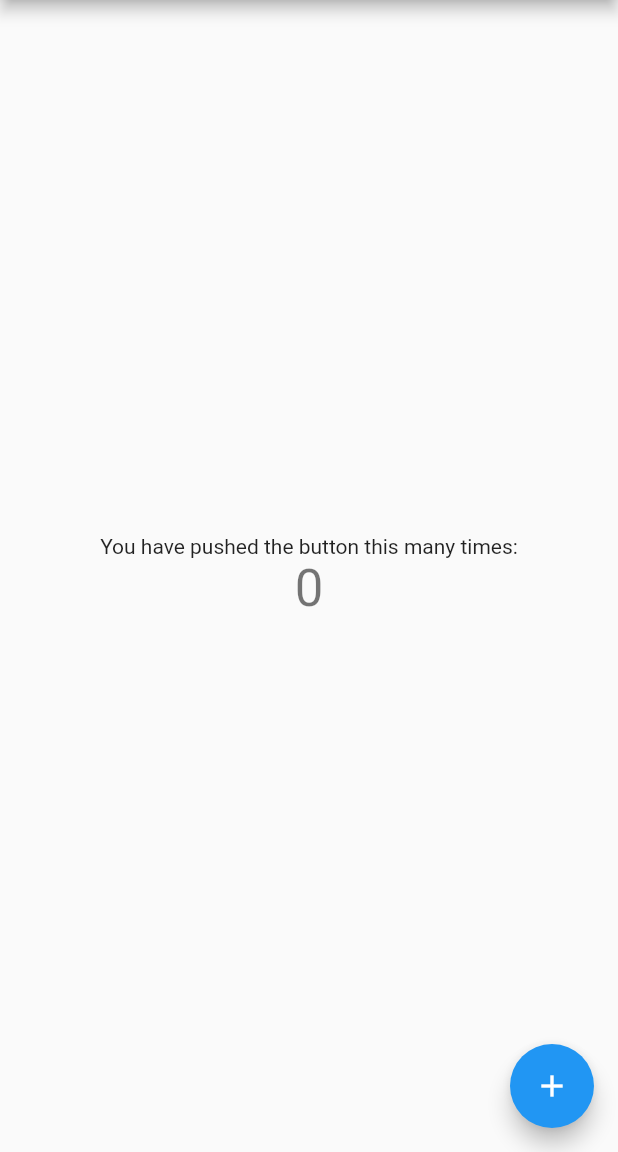
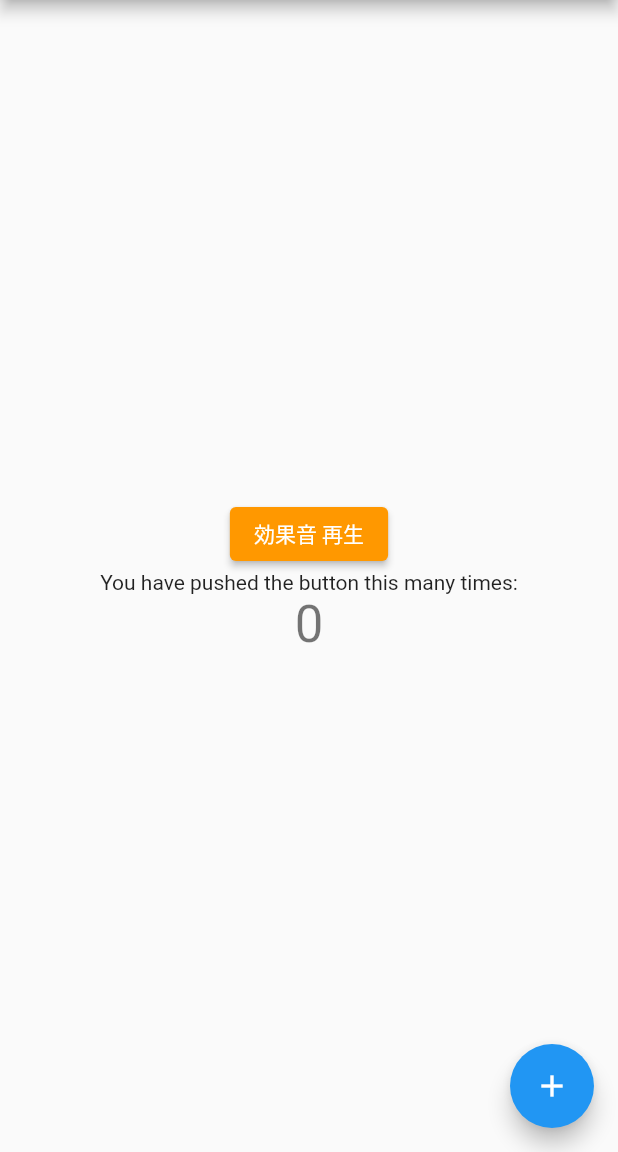
Before and after one commit to jugjug7531/flutter_practice, a Flutter app: the screen it shows after launch, on a phone screen of 412 x 824 dp, the part 84-1236 px from its top. Run offline on Flutter 3.47's test engine with Material 2 defaults, Android fonts, the phone set to English and light mode, and no system bars; our stand-ins replace audioplayers.

Commit message:
効果音再生のテスト

```diff
--- a/lib/main.dart
+++ b/lib/main.dart
@@ -1,4 +1,5 @@
 import 'package:flutter/material.dart';
+import 'package:audioplayers/audioplayers.dart';
 
 void main() {
   runApp(const MyApp());
@@ -69,6 +70,10 @@ class _MyHomePageState extends State<MyHomePage> {
     // The Flutter framework has been optimized to make rerunning build methods
     // fast, so that you can just rebuild anything that needs updating rather
     // than having to individually change instances of widgets.
+
+    // AudioPlayerインスタンスの初期化
+    AudioPlayer _audioPlayer = AudioPlayer();
+
     return Scaffold(
       appBar: AppBar(
         // Here we take the value from the MyHomePage object that was created by
@@ -95,6 +100,16 @@ class _MyHomePageState extends State<MyHomePage> {
           // horizontal).
           mainAxisAlignment: MainAxisAlignment.center,
           children: <Widget>[
+            ElevatedButton(
+              child: const Text('効果音 再生'),
+              style: ElevatedButton.styleFrom(
+                primary: Colors.orange,
+                onPrimary: Colors.white,
+              ),
+              onPressed: () {
+                _audioPlayer.play('assets/sounds/correct.mp3');
+              },
+            ),
             const Text(
               'You have pushed the button this many times:',
             ),
--- a/pubspec.yaml
+++ b/pubspec.yaml
@@ -34,6 +34,7 @@ dependencies:
   # The following adds the Cupertino Icons font to your application.
   # Use with the CupertinoIcons class for iOS style icons.
   cupertino_icons: ^1.0.2
+  audioplayers: ^0.20.1
 
 dev_dependencies:
   flutter_test:
@@ -58,9 +59,8 @@ flutter:
   uses-material-design: true
 
   # To add assets to your application, add an assets section, like this:
-  # assets:
-  #   - images/a_dot_burr.jpeg
-  #   - images/a_dot_ham.jpeg
+  assets:
+    - assets/sounds/
 
   # An image asset can refer to one or more resolution-specific "variants", see
   # https://flutter.dev/assets-and-images/#resolution-aware.
```
Also changed, not shown: pubspec.lock, 1 other file.
